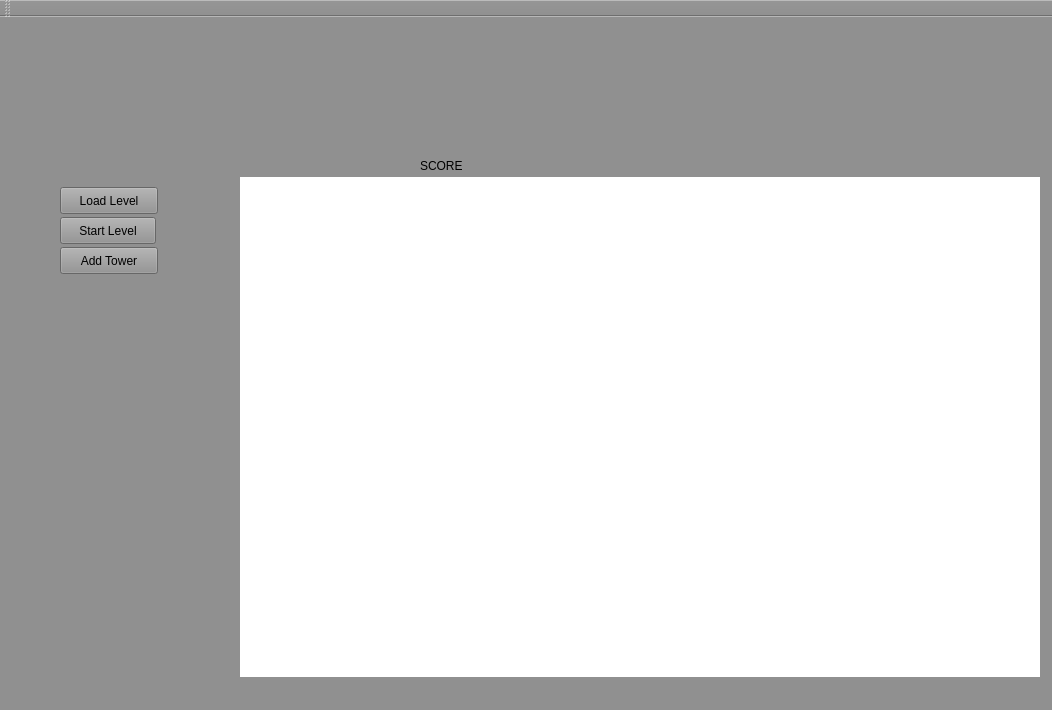
Qt form mainwindow.ui (Carragher/awesum-o) before a commit.
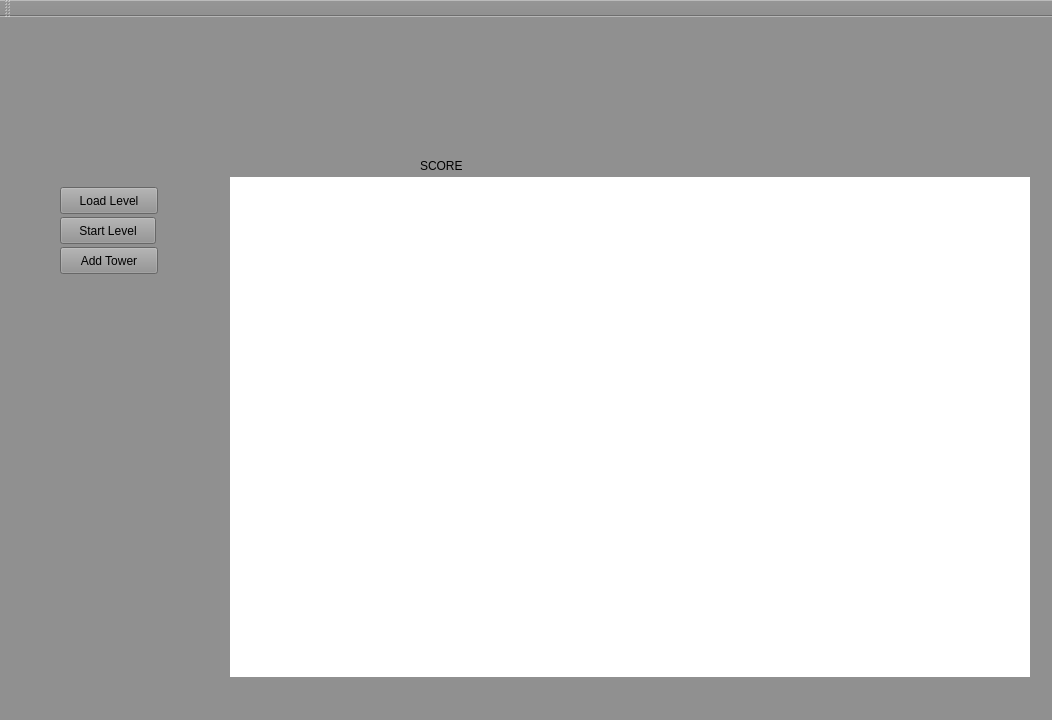
The same form after that commit. Icons and pictures are not drawn.

Patch:
```diff
--- a/mainwindow.ui
+++ b/mainwindow.ui
@@ -7,7 +7,7 @@
     <x>0</x>
     <y>0</y>
     <width>1052</width>
-    <height>710</height>
+    <height>720</height>
    </rect>
   </property>
   <property name="windowTitle">
@@ -99,14 +99,15 @@
    <widget class="QWidget" name="graphicsView" native="true">
     <property name="geometry">
      <rect>
-      <x>240</x>
+      <x>230</x>
       <y>160</y>
       <width>800</width>
       <height>500</height>
      </rect>
     </property>
     <property name="styleSheet">
-     <string notr="true">background-color: rgb(255, 255, 255);</string>
+     <string notr="true">background-color: rgb(255, 255, 255);
+border-width:1px; border-color:black;</string>
     </property>
    </widget>
    <widget class="QPushButton" name="btnLoadLevel">
```
